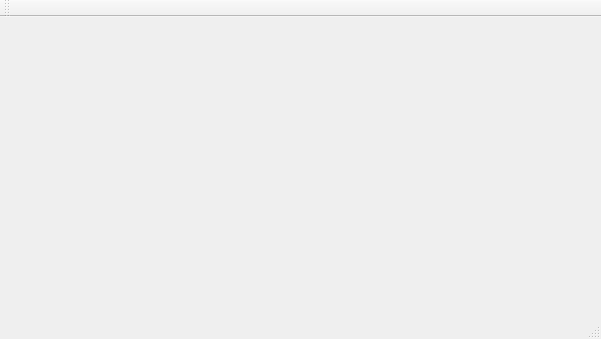
Before: the Qt Designer form PressPlateTool/mainwindow.ui in CGinMax/ProtocolTools, drawn with Qt 5.
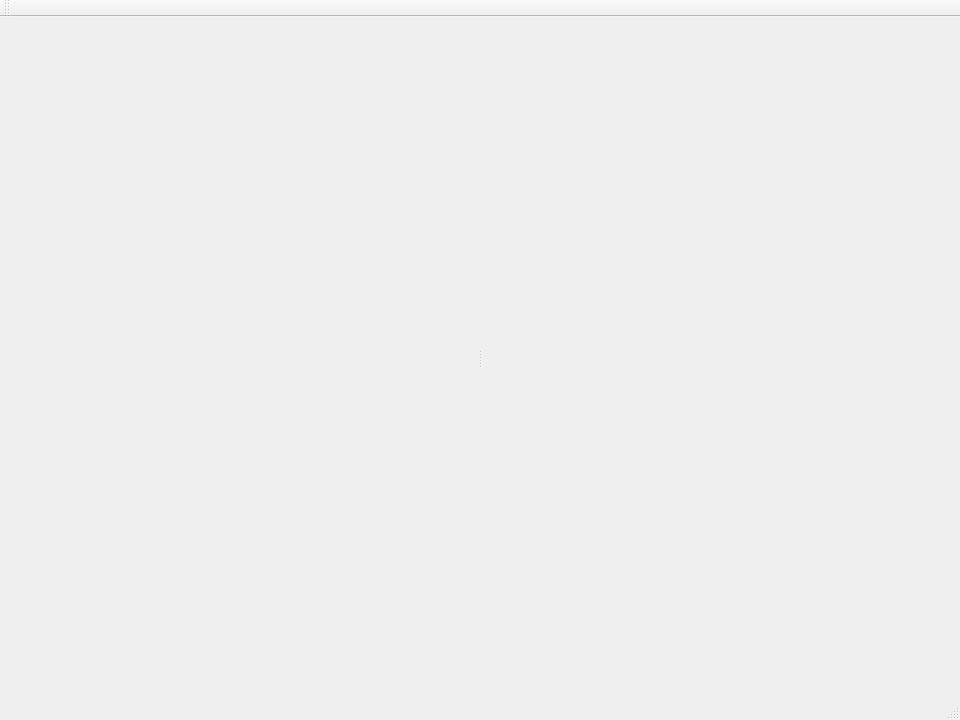
After: the same form once the commit is applied. Custom widgets are drawn as their Qt base class.

```diff
--- a/PressPlateTool/mainwindow.ui
+++ b/PressPlateTool/mainwindow.ui
@@ -6,14 +6,26 @@
    <rect>
     <x>0</x>
     <y>0</y>
-    <width>601</width>
-    <height>339</height>
+    <width>960</width>
+    <height>720</height>
    </rect>
   </property>
   <property name="windowTitle">
    <string>Press Plate Tool</string>
   </property>
-  <widget class="QWidget" name="centralWidget"/>
+  <widget class="QWidget" name="centralWidget">
+   <layout class="QVBoxLayout" name="verticalLayout">
+    <item>
+     <widget class="QSplitter" name="mainSplitter">
+      <property name="orientation">
+       <enum>Qt::Horizontal</enum>
+      </property>
+      <widget class="ExpandWidget" name="expandWidget" native="true"/>
+      <widget class="QWidget" name="widget_2" native="true"/>
+     </widget>
+    </item>
+   </layout>
+  </widget>
   <widget class="QMenuBar" name="menuBar">
    <property name="geometry">
     <rect>
@@ -35,6 +47,14 @@
   <widget class="QStatusBar" name="statusBar"/>
  </widget>
  <layoutdefault spacing="6" margin="11"/>
+ <customwidgets>
+  <customwidget>
+   <class>ExpandWidget</class>
+   <extends>QWidget</extends>
+   <header>ui/expand/expandwidget.h</header>
+   <container>1</container>
+  </customwidget>
+ </customwidgets>
  <resources/>
  <connections/>
 </ui>
```
Left out of the diff: 2 changed lines with no effect on the pictures.
